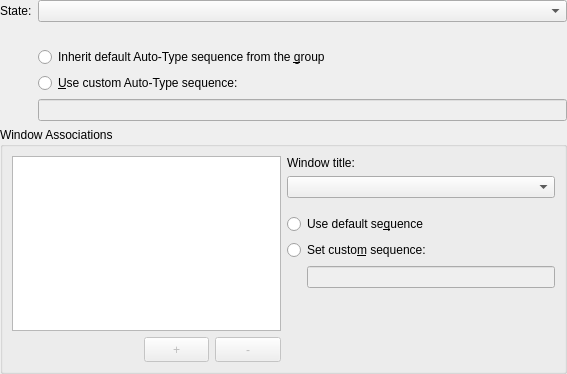
Above: src/gui/EditWidgetAutoType.ui from keepassxreboot/keepassxc before the change. Below: the same form after it.
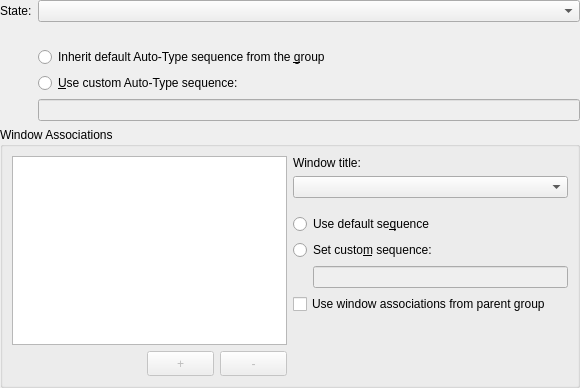
That is the form after the change. Custom widgets are drawn as their Qt base class.

Commit message: Add useParentAssociations property to auto-type settings

The edit to the form file:
```diff
--- a/src/gui/EditWidgetAutoType.ui
+++ b/src/gui/EditWidgetAutoType.ui
@@ -6,8 +6,8 @@
    <rect>
     <x>0</x>
     <y>0</y>
-    <width>567</width>
-    <height>374</height>
+    <width>580</width>
+    <height>388</height>
    </rect>
   </property>
   <layout class="QVBoxLayout" name="verticalLayout_2">
@@ -230,6 +230,13 @@
           </item>
          </layout>
         </item>
+        <item>
+         <widget class="QCheckBox" name="useParentGroupAssociations">
+          <property name="text">
+           <string>Use window associations from parent group</string>
+          </property>
+         </widget>
+        </item>
         <item>
          <spacer name="verticalSpacer">
           <property name="orientation">
```
The commit also changes 11 other files.
